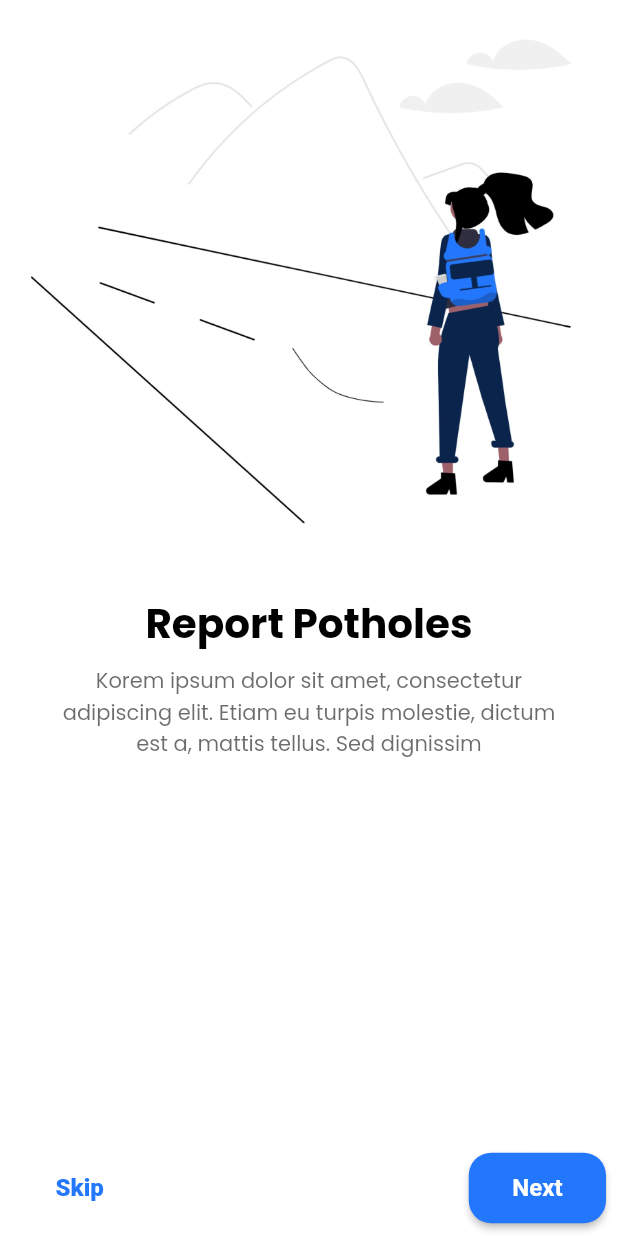
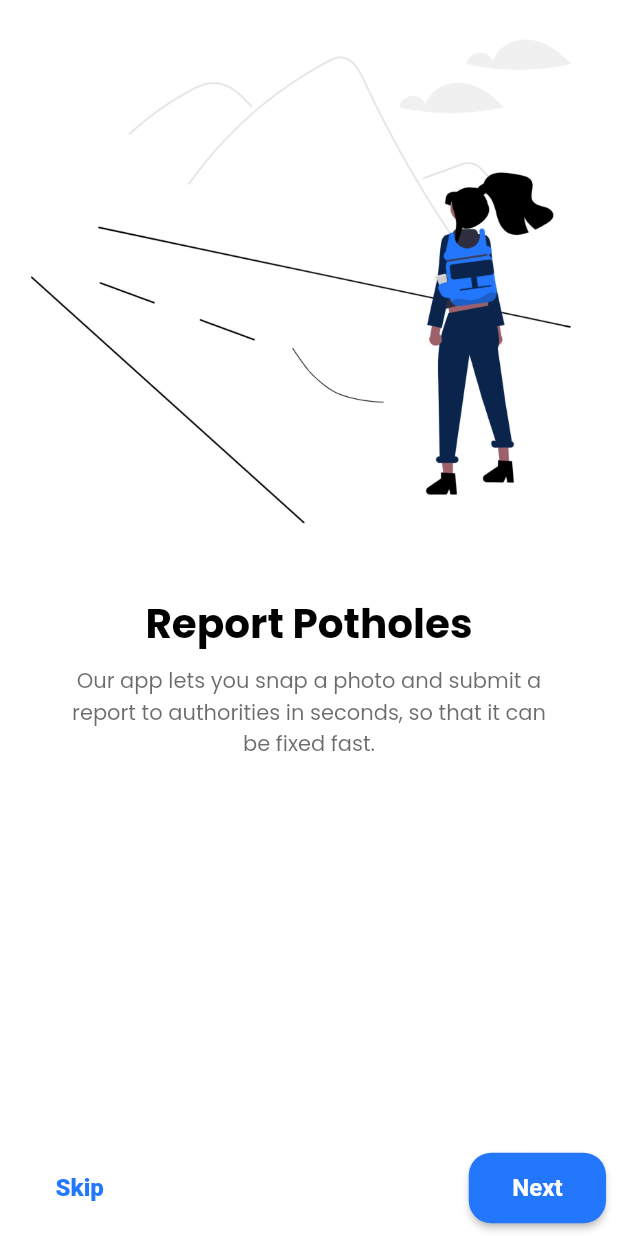
Before and after one commit to BE-Project-Pothole-Patrol/Flutter-app, a Flutter app: the screen it shows after launch, on a phone screen of 412 x 824 dp. Run offline on Flutter 3.47's test engine with Material 2 defaults, Android fonts, the phone set to English and light mode, and no system bars; our stand-ins replace dropdown_search, flutter_svg, google_maps_flutter, shared_preferences.

Commit message:
change app name

```diff
--- a/lib/screens/onboarding_screen1.dart
+++ b/lib/screens/onboarding_screen1.dart
@@ -34,7 +34,7 @@ class OnboardingScreen1 extends StatelessWidget {
               SizedBox(
                 width: size.width * 0.8,
                 child: Text(
-                  "Korem ipsum dolor sit amet, consectetur adipiscing elit. Etiam eu turpis molestie, dictum est a, mattis tellus. Sed dignissim",
+                  "Our app lets you snap a photo and submit a report to authorities in seconds, so that it can be fixed fast.",
                   style: Theme.of(context).textTheme.bodyMedium?.copyWith(
                         color: kBlackLight.withOpacity(0.7),
                       ),
--- a/lib/screens/onboarding_screen2.dart
+++ b/lib/screens/onboarding_screen2.dart
@@ -35,7 +35,7 @@ class OnboardingScreen2 extends StatelessWidget {
               SizedBox(
                 width: size.width * 0.8,
                 child: Text(
-                  "Korem ipsum dolor sit amet, consectetur adipiscing elit. Etiam eu turpis molestie, dictum est a, mattis tellus. Sed dignissim",
+                  "Navigate with confidence and avoid damage to your vehicle. Our app displays potholes on your route and gives you a heads up.",
                   style: Theme.of(context).textTheme.bodyMedium?.copyWith(
                         color: kBlackLight.withOpacity(0.7),
                       ),
--- a/lib/screens/splash_screen.dart
+++ b/lib/screens/splash_screen.dart
@@ -39,7 +39,7 @@ class SplashScreen extends StatelessWidget {
                 height: size.height * 0.05,
               ),
               Text(
-                "PotNoHole",
+                "Pothole Patrol",
                 style: Theme.of(context).textTheme.displayLarge,
               )
             ],
```
Also changed, not shown: 1 other file.
